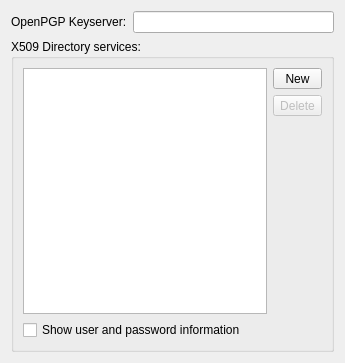
First picture: the form in src/ui/directoryserviceswidget.ui, repository KDE/libkleo, before the edit.
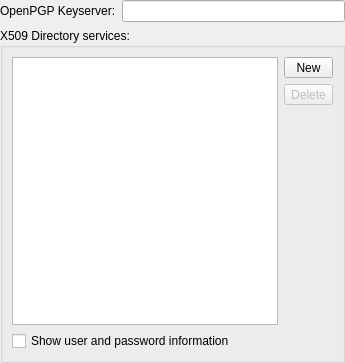
Second picture: the form after the edit.

Commit message: Remove double margin

What changed in the file:
```diff
--- a/src/ui/directoryserviceswidget.ui
+++ b/src/ui/directoryserviceswidget.ui
@@ -14,6 +14,18 @@
    <string>Directory Services Configuration</string>
   </property>
   <layout class="QVBoxLayout" name="verticalLayout">
+   <property name="leftMargin">
+    <number>0</number>
+   </property>
+   <property name="topMargin">
+    <number>0</number>
+   </property>
+   <property name="rightMargin">
+    <number>0</number>
+   </property>
+   <property name="bottomMargin">
+    <number>0</number>
+   </property>
    <item>
     <layout class="QHBoxLayout" name="horizontalLayout">
      <item>
```
Left out of the diff: 14 changed lines with no effect on the pictures.
